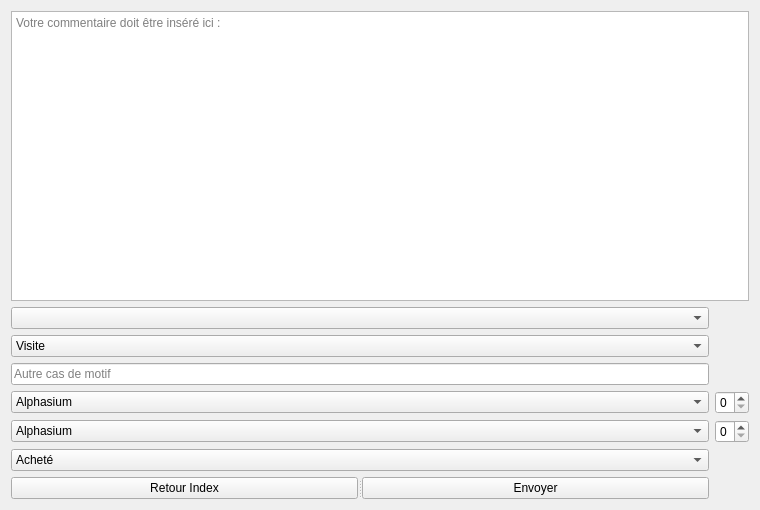
Qt form front/ui/new_Rapport.ui (FabioF9/GSB-AppliVisiteur) before a commit.
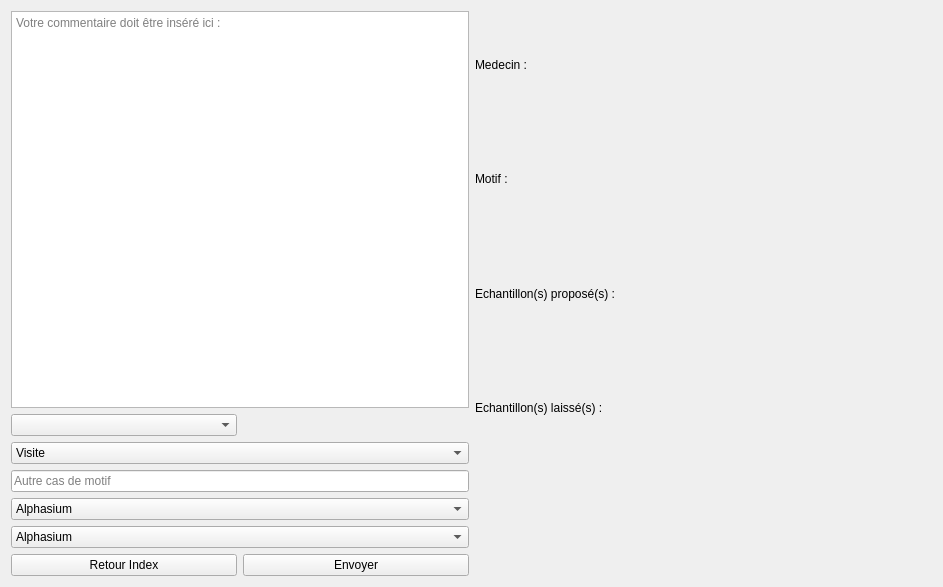
The same form after that commit. Icons and pictures are not drawn.

```diff
--- a/front/ui/new_Rapport.ui
+++ b/front/ui/new_Rapport.ui
@@ -6,13 +6,17 @@
    <rect>
     <x>0</x>
     <y>0</y>
-    <width>760</width>
-    <height>510</height>
+    <width>943</width>
+    <height>587</height>
    </rect>
   </property>
   <property name="windowTitle">
    <string>Form</string>
   </property>
+  <layout class="QHBoxLayout" name="horizontalLayout_6">
+   <item>
+    <layout class="QHBoxLayout" name="horizontalLayout_5">
+     <item>
   <layout class="QGridLayout" name="gridLayout">
    <item row="0" column="0" colspan="2">
     <widget class="QTextEdit" name="rapport_comm">
@@ -24,7 +28,7 @@
    <item row="1" column="0">
     <widget class="QComboBox" name="rapport_medecins"/>
    </item>
-   <item row="2" column="0">
+       <item row="2" column="0" colspan="2">
     <widget class="QComboBox" name="rapport_motif">
      <item>
       <property name="text">
@@ -53,14 +57,14 @@
      </item>
     </widget>
    </item>
-   <item row="3" column="0">
+       <item row="3" column="0" colspan="2">
     <widget class="QLineEdit" name="rapport_motif_autre">
      <property name="placeholderText">
       <string>Autre cas de motif</string>
      </property>
     </widget>
    </item>
-   <item row="4" column="0">
+       <item row="4" column="0" colspan="2">
     <widget class="QComboBox" name="rapport_medoc1">
      <item>
       <property name="text">
@@ -84,14 +88,7 @@
      </item>
     </widget>
    </item>
-   <item row="4" column="1">
-    <widget class="QSpinBox" name="rapport_medoc1_nbr">
-     <property name="maximum">
-      <number>2</number>
-     </property>
-    </widget>
-   </item>
-   <item row="5" column="0">
+       <item row="5" column="0" colspan="2">
     <widget class="QComboBox" name="rapport_medoc2">
      <item>
       <property name="text">
@@ -115,46 +112,114 @@
      </item>
     </widget>
    </item>
-   <item row="5" column="1">
-    <widget class="QSpinBox" name="rapport_medoc2_nbr">
-     <property name="maximum">
-      <number>2</number>
-     </property>
-    </widget>
-   </item>
    <item row="6" column="0">
-    <widget class="QComboBox" name="rapport_bilan">
-     <item>
-      <property name="text">
-       <string>Acheté</string>
-      </property>
-     </item>
-     <item>
-      <property name="text">
-       <string>Pas Acheté</string>
-      </property>
-     </item>
-    </widget>
-   </item>
-   <item row="7" column="0">
-    <widget class="QSplitter" name="splitter">
-     <property name="orientation">
-      <enum>Qt::Horizontal</enum>
-     </property>
      <widget class="QPushButton" name="rapport_to_index">
       <property name="text">
        <string>Retour Index</string>
       </property>
      </widget>
+       </item>
+       <item row="6" column="1">
      <widget class="QPushButton" name="rapport_datas">
       <property name="text">
        <string>Envoyer</string>
       </property>
      </widget>
-    </widget>
-   </item>
-  </layout>
- </widget>
- <resources/>
+       </item>
+      </layout>
+     </item>
+     <item>
+      <layout class="QVBoxLayout" name="verticalLayout">
+       <item>
+        <layout class="QHBoxLayout" name="horizontalLayout_2">
+         <item>
+          <widget class="QLabel" name="rapport_label_medecin">
+           <property name="text">
+            <string>Medecin :</string>
+           </property>
+          </widget>
+         </item>
+         <item>
+          <widget class="QLabel" name="rapport_label2_medecin">
+           <property name="text">
+            <string/>
+           </property>
+          </widget>
+         </item>
+        </layout>
+       </item>
+       <item>
+        <layout class="QHBoxLayout" name="horizontalLayout">
+         <item>
+          <widget class="QLabel" name="rapport_label_motif">
+           <property name="text">
+            <string>Motif :</string>
+           </property>
+          </widget>
+         </item>
+         <item>
+          <widget class="QLabel" name="rapport_label2_motif">
+           <property name="text">
+            <string/>
+           </property>
+          </widget>
+         </item>
+        </layout>
+       </item>
+       <item>
+        <layout class="QHBoxLayout" name="horizontalLayout_3">
+         <item>
+          <widget class="QLabel" name="rapport_label_echant_propose">
+           <property name="text">
+            <string>Echantillon(s) proposé(s) :</string>
+           </property>
+          </widget>
+         </item>
+         <item>
+          <widget class="QLabel" name="rapport_label2_echant_propose">
+           <property name="text">
+            <string/>
+           </property>
+          </widget>
+         </item>
+        </layout>
+       </item>
+       <item>
+        <layout class="QHBoxLayout" name="horizontalLayout_4">
+         <item>
+          <widget class="QLabel" name="rapport_label_echantillon">
+           <property name="text">
+            <string>Echantillon(s) laissé(s) :</string>
+           </property>
+          </widget>
+         </item>
+         <item>
+          <widget class="QLabel" name="rapport_label2_echantillon">
+           <property name="text">
+            <string/>
+           </property>
+          </widget>
+         </item>
+        </layout>
+       </item>
+       <item>
+        <widget class="QLabel" name="label">
+         <property name="toolTip">
+          <string>&lt;html&gt;&lt;head/&gt;&lt;body&gt;&lt;p align=&quot;center&quot;&gt;&lt;img src=&quot;:/logoGSB/logoGSBresize.png&quot;/&gt;&lt;/p&gt;&lt;/body&gt;&lt;/html&gt;</string>
+         </property>
+         <property name="text">
+          <string>&lt;html&gt;&lt;head/&gt;&lt;body&gt;&lt;p align=&quot;center&quot;&gt;&lt;img src=&quot;:/logoGSB/logoGSBresize.png&quot;/&gt;&lt;/p&gt;&lt;/body&gt;&lt;/html&gt;</string>
+         </property>
+        </widget>
+       </item>
+      </layout>
+     </item>
+    </layout>
+   </item>
+  </layout>
+ </widget>
+ <resources>
+  <include location="ressources.qrc"/>
+ </resources>
  <connections/>
 </ui>
```
Lines whose indentation alone changed are shown as unchanged.
